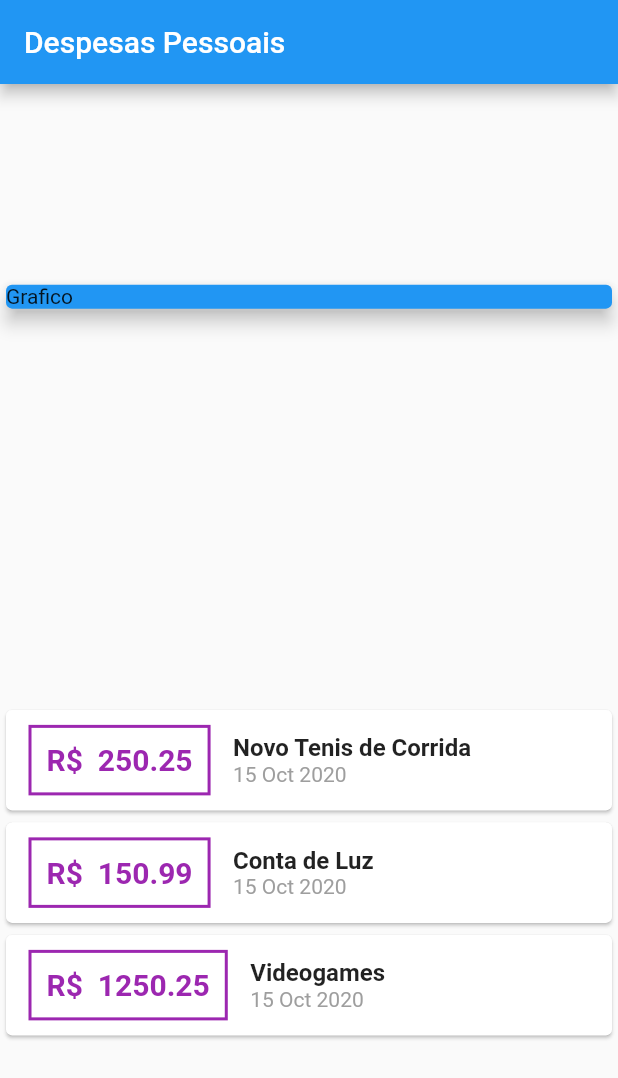
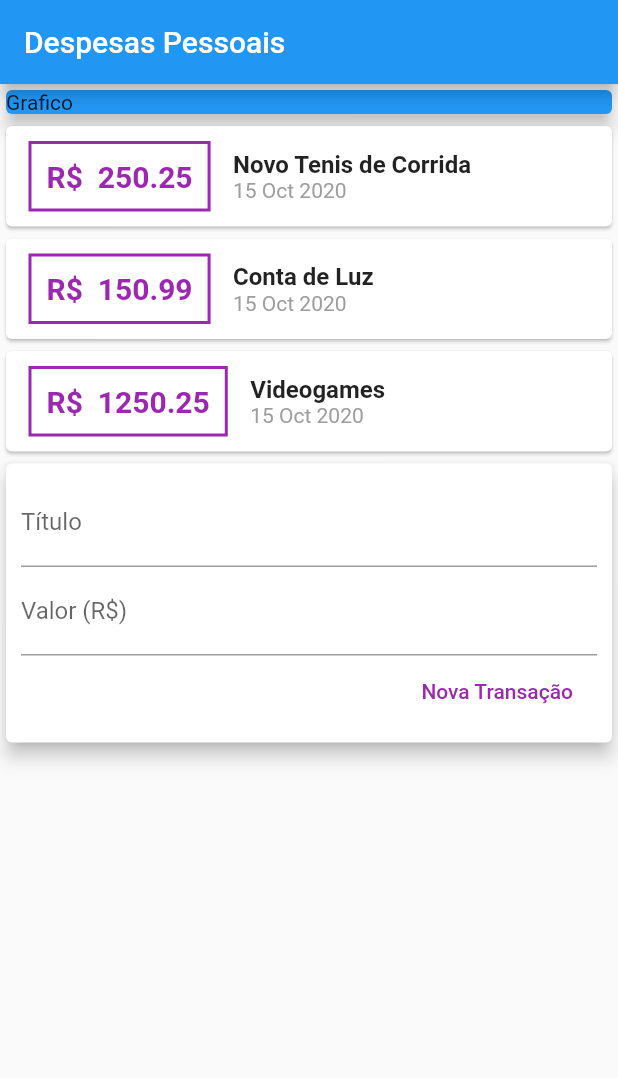
Before and after one commit to rodolforoc/my-expenses, a Flutter app: the screen it shows after launch, on a phone screen of 412 x 824 dp. Shown: the top 1078 px of the screen. Run offline on Flutter 3.47's test engine with Material 2 defaults, Android fonts, the phone set to English and light mode, and no system bars.

Commit message:
Add new components

```diff
--- /dev/null
+++ b/lib/components/transaction_form.dart
@@ -0,0 +1,43 @@
+import 'package:flutter/material.dart';
+
+class TransactionForm extends StatelessWidget {
+  final titleController = TextEditingController();
+  final valueController = TextEditingController();
+
+  @override
+  Widget build(BuildContext context) {
+    return Card(
+      elevation: 5,
+      child: Padding(
+        padding: const EdgeInsets.all(10),
+        child: Column(
+          children: [
+            TextField(
+              controller: titleController,
+              decoration: InputDecoration(labelText: 'Título'),
+            ),
+            TextField(
+              controller: valueController,
+              decoration: InputDecoration(
+                labelText: 'Valor (R\$)',
+              ),
+            ),
+            Row(
+              mainAxisAlignment: MainAxisAlignment.end,
+              children: [
+                FlatButton(
+                  child: Text('Nova Transação'),
+                  textColor: Colors.purple,
+                  onPressed: () {
+                    print(titleController.text);
+                    print(valueController.text);
+                  },
+                ),
+              ],
+            )
+          ],
+        ),
+      ),
+    );
+  }
+}
--- /dev/null
+++ b/lib/components/transaction_list.dart
@@ -0,0 +1,61 @@
+import 'package:flutter/material.dart';
+import '../models/transaction.dart';
+import 'package:intl/intl.dart';
+
+class TransactionList extends StatelessWidget {
+  final List<Transaction> transactions;
+
+  TransactionList(this.transactions);
+
+  @override
+  Widget build(BuildContext context) {
+    return Column(
+      children: transactions.map((tr) {
+        return Card(
+          child: Row(
+            children: [
+              Container(
+                margin: EdgeInsets.symmetric(
+                  horizontal: 15,
+                  vertical: 10,
+                ),
+                decoration: BoxDecoration(
+                    border: Border.all(
+                  color: Colors.purple,
+                  width: 2,
+                )),
+                padding: EdgeInsets.all(10),
+                child: Text(
+                  'R\$  ${tr.value.toStringAsFixed(2)}',
+                  style: TextStyle(
+                    fontWeight: FontWeight.bold,
+                    fontSize: 20,
+                    color: Colors.purple,
+                  ),
+                ),
+              ),
+              Column(
+                crossAxisAlignment: CrossAxisAlignment.start,
+                children: [
+                  Text(
+                    tr.title,
+                    style: TextStyle(
+                      fontWeight: FontWeight.bold,
+                      fontSize: 16,
+                    ),
+                  ),
+                  Text(
+                    DateFormat('d MMM y').format(tr.date),
+                    style: TextStyle(
+                      color: Colors.grey,
+                    ),
+                  ),
+                ],
+              )
+            ],
+          ),
+        );
+      }).toList(),
+    );
+  }
+}
--- /dev/null
+++ b/lib/components/transaction_user.dart
@@ -0,0 +1,38 @@
+import 'package:flutter/material.dart';
+import 'transaction_form.dart';
+import 'transaction_list.dart';
+import '../models/transaction.dart';
+
+class TransactionUser extends StatefulWidget {
+  @override
+  _TransactionUserState createState() => _TransactionUserState();
+}
+
+class _TransactionUserState extends State<TransactionUser> {
+  final _transactions = [
+    Transaction(
+      id: 't1',
+      title: 'Novo Tenis de Corrida',
+      value: 250.25,
+      date: DateTime.now(),
+    ),
+    Transaction(
+      id: 't2',
+      title: 'Conta de Luz',
+      value: 150.99,
+      date: DateTime.now(),
+    ),
+    Transaction(
+      id: 't3',
+      title: 'Videogames',
+      value: 1250.25,
+      date: DateTime.now(),
+    ),
+  ];
+  @override
+  Widget build(BuildContext context) {
+    return Column(
+      children: [TransactionList(_transactions), TransactionForm()],
+    );
+  }
+}
--- a/lib/main.dart
+++ b/lib/main.dart
@@ -1,6 +1,7 @@
 import 'package:flutter/material.dart';
-import 'package:myExpenses/models/transaction.dart';
-import 'package:intl/intl.dart';
+import 'package:myExpenses/components/transaction_form.dart';
+import 'package:myExpenses/components/transaction_list.dart';
+import './components/transaction_user.dart';
 
 main() => runApp(ExpensesApp());
 
@@ -14,26 +15,6 @@ class ExpensesApp extends StatelessWidget {
 }
 
 class MyHomePage extends StatelessWidget {
-  final _transactions = [
-    Transaction(
-      id: 't1',
-      title: 'Novo Tenis de Corrida',
-      value: 250.25,
-      date: DateTime.now(),
-    ),
-    Transaction(
-      id: 't2',
-      title: 'Conta de Luz',
-      value: 150.99,
-      date: DateTime.now(),
-    ),
-    Transaction(
-      id: 't3',
-      title: 'Videogames',
-      value: 1250.25,
-      date: DateTime.now(),
-    ),
-  ];
   @override
   Widget build(BuildContext context) {
     return Scaffold(
@@ -41,7 +22,6 @@ class MyHomePage extends StatelessWidget {
         title: Text('Despesas Pessoais'),
       ),
       body: Column(
-        mainAxisAlignment: MainAxisAlignment.spaceAround,
         crossAxisAlignment: CrossAxisAlignment.stretch,
         children: [
           Container(
@@ -52,54 +32,7 @@ class MyHomePage extends StatelessWidget {
               elevation: 5,
             ),
           ),
-          Column(
-            children: _transactions.map((tr) {
-              return Card(
-                child: Row(
-                  children: [
-                    Container(
-                      margin: EdgeInsets.symmetric(
-                        horizontal: 15,
-                        vertical: 10,
-                      ),
-                      decoration: BoxDecoration(
-                          border: Border.all(
-                        color: Colors.purple,
-                        width: 2,
-                      )),
-                      padding: EdgeInsets.all(10),
-                      child: Text(
-                        'R\$  ${tr.value.toStringAsFixed(2)}',
-                        style: TextStyle(
-                          fontWeight: FontWeight.bold,
-                          fontSize: 20,
-                          color: Colors.purple,
-                        ),
-                      ),
-                    ),
-                    Column(
-                      crossAxisAlignment: CrossAxisAlignment.start,
-                      children: [
-                        Text(
-                          tr.title,
-                          style: TextStyle(
-                            fontWeight: FontWeight.bold,
-                            fontSize: 16,
-                          ),
-                        ),
-                        Text(
-                          DateFormat('d MMM y').format(tr.date),
-                          style: TextStyle(
-                            color: Colors.grey,
-                          ),
-                        ),
-                      ],
-                    )
-                  ],
-                ),
-              );
-            }).toList(),
-          ),
+          TransactionUser(),
         ],
       ),
     );
```
